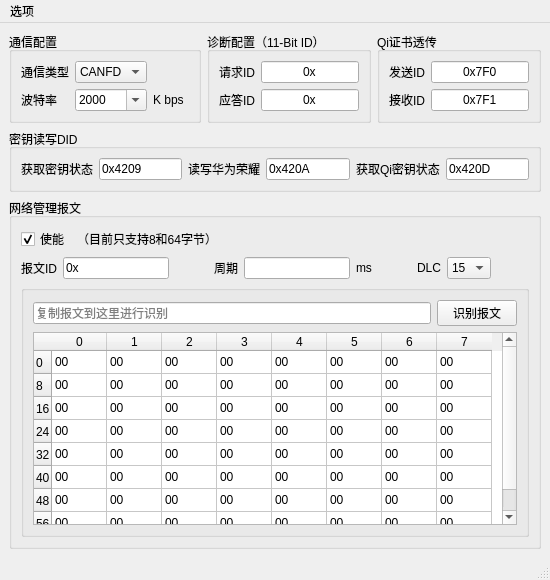
Before: the Qt Designer form panel/config_edit.ui in mi0417/serial_to_can, drawn with Qt 5.
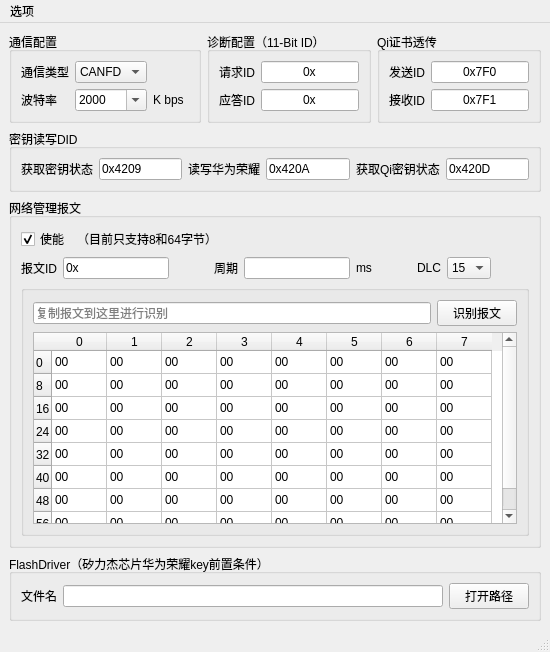
After: the same form once the commit is applied. Icons and pictures are not drawn.

```diff
--- a/panel/config_edit.ui
+++ b/panel/config_edit.ui
@@ -7,7 +7,7 @@
     <x>0</x>
     <y>0</y>
     <width>550</width>
-    <height>580</height>
+    <height>650</height>
    </rect>
   </property>
   <property name="windowTitle">
@@ -1081,6 +1081,32 @@
       </layout>
      </widget>
     </item>
+    <item>
+     <widget class="QGroupBox" name="FlashDriverGroupBox">
+      <property name="title">
+       <string>FlashDriver（矽力杰芯片华为荣耀key前置条件）</string>
+      </property>
+      <layout class="QHBoxLayout" name="horizontalLayout_5">
+       <item>
+        <widget class="QLabel" name="label_3">
+         <property name="text">
+          <string>文件名</string>
+         </property>
+        </widget>
+       </item>
+       <item>
+        <widget class="QLineEdit" name="FlashDriverNameLineEdit"/>
+       </item>
+       <item>
+        <widget class="QPushButton" name="OpenFlashDriverPathButton">
+         <property name="text">
+          <string>打开路径</string>
+         </property>
+        </widget>
+       </item>
+      </layout>
+     </widget>
+    </item>
    </layout>
   </widget>
   <widget class="QMenuBar" name="menubar">
```
